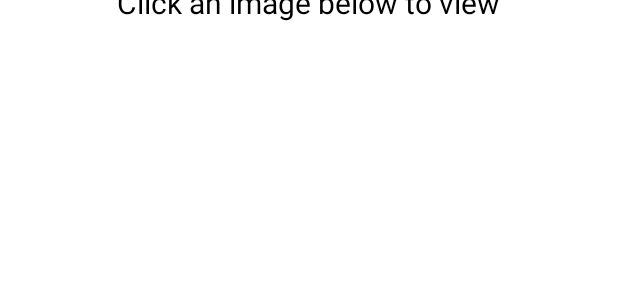
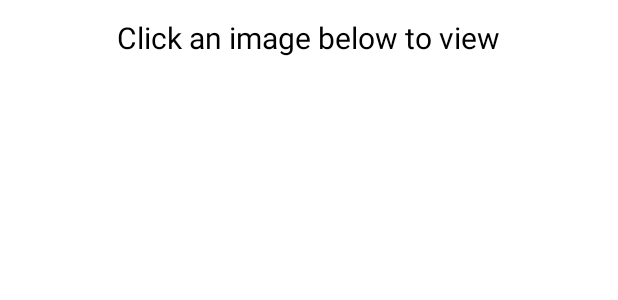
Before and after one commit to Yasminepw/SelectionActivity, an Android app: the layout activity_main.xml on its own in the app's theme, with its tools: preview values and no code run, on a phone screen of 412 x 824 dp. Shown: the top 300 px of the screen. Run offline under Robolectric (Android 15) with nearby library versions, the phone set to English and light mode, and no system bars.

Commit message:
Updated design layout

```diff
--- a/app/src/main/res/layout/activity_main.xml
+++ b/app/src/main/res/layout/activity_main.xml
@@ -11,7 +11,7 @@
         android:layout_width="0dp"
         android:layout_height="0dp"
         android:layout_marginStart="1dp"
-        android:layout_marginTop="1dp"
+        android:layout_marginTop="50dp"
         android:layout_marginEnd="1dp"
         android:layout_marginBottom="1dp"
         app:layout_constraintBottom_toBottomOf="parent"
```
